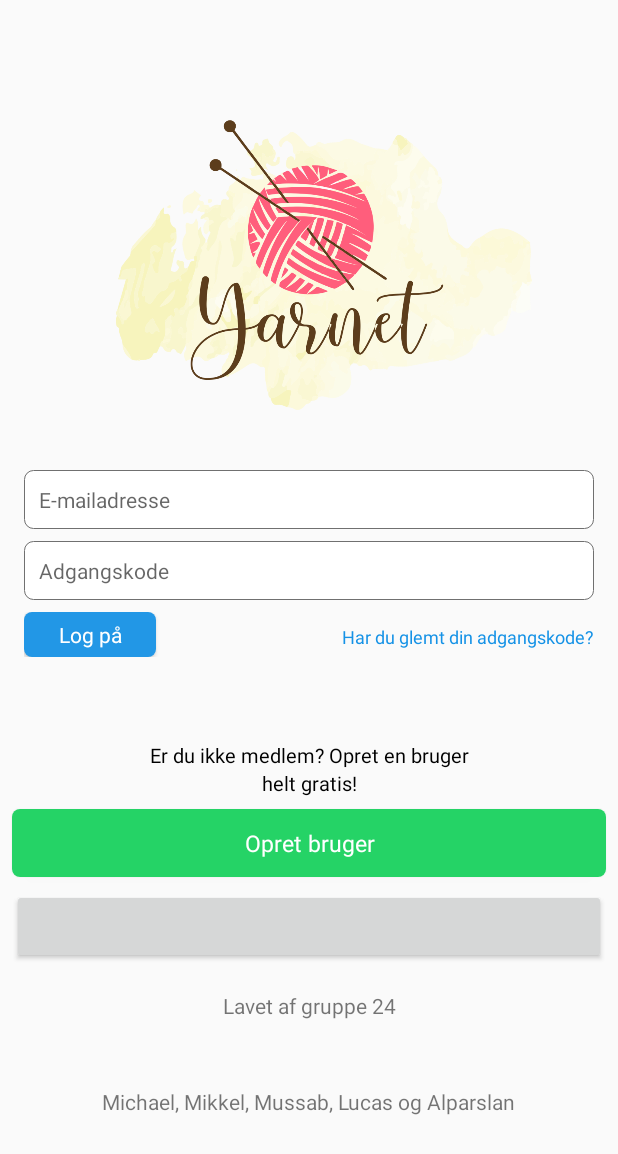
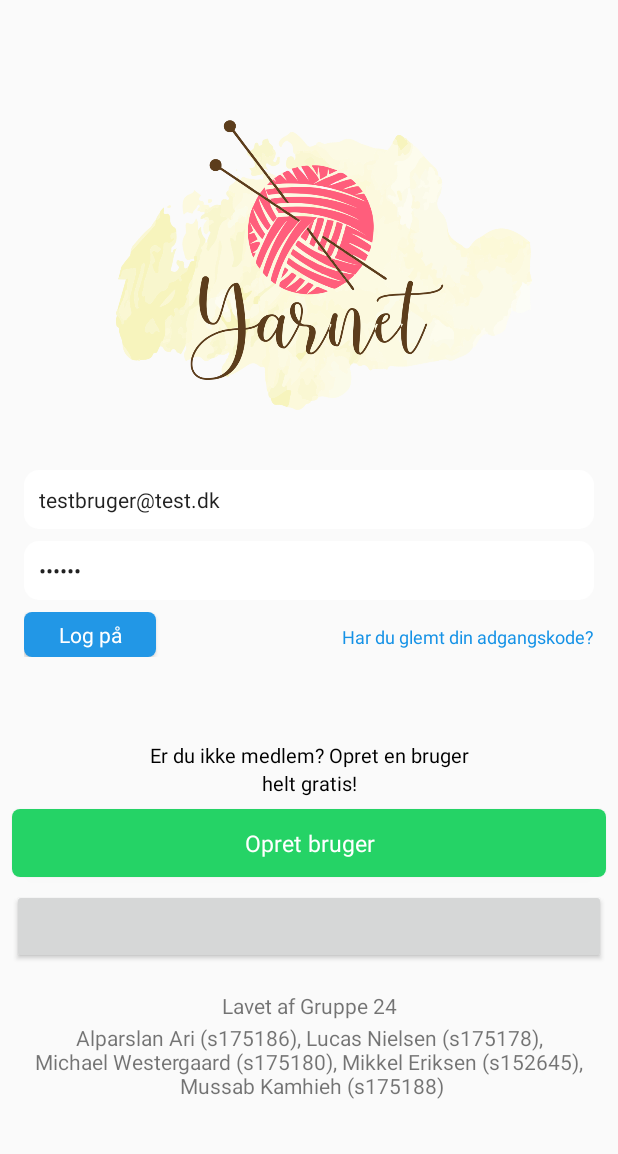
Before and after one commit to nordfalk/Yarnet, an Android app: the screen it shows after launch (LogInActivity), on a phone screen of 412 x 824 dp. Shown: the top 1154 px of the screen. Run offline under Robolectric (Android 15) with nearby library versions, the phone set to English and light mode, and no system bars; our stand-ins replace Firebase (no records; nobody signed in at launch, a user with empty details on screens opened directly); libraries missing offline, so code that uses them is left out: com.facebook, com.facebook.login; plain views replace LoginButton; Roboto replaces fonts that are not available here; 4 statements that could not run were skipped.

Commit message:
Fix af design, slet opskrift, og login

```diff
--- a/app/src/main/java/dk/michaelwestergaard/strikkehkleapp/Opskrift.java
+++ b/app/src/main/java/dk/michaelwestergaard/strikkehkleapp/Opskrift.java
@@ -413,6 +413,7 @@ public class Opskrift extends AppCompatActivity implements View.OnClickListener
                     if(deleted) {
                         Toast.makeText(getApplicationContext(), "Opskrift slettet!", Toast.LENGTH_SHORT).show();
                     }
+                    finish();
                 }
             });
             alertBuilderDelete.setNegativeButton("Annuller", new DialogInterface.OnClickListener() {
--- a/app/src/main/res/layout/activity_log_in.xml
+++ b/app/src/main/res/layout/activity_log_in.xml
@@ -23,7 +23,7 @@
 
             <android.support.constraint.ConstraintLayout
                 android:layout_width="match_parent"
-                android:layout_height="match_parent">
+                android:layout_height="wrap_content">
 
                 <EditText
                     android:id="@+id/input_email"
@@ -32,12 +32,13 @@
                     android:layout_marginStart="16dp"
                     android:layout_marginTop="40dp"
                     android:layout_marginEnd="16dp"
-                    android:background="@drawable/indtastfelt"
+                    android:background="@drawable/input_field_new"
                     android:ems="10"
                     android:fontFamily="@font/roboto"
                     android:hint="E-mailadresse"
                     android:inputType="textEmailAddress"
                     android:padding="10dp"
+                    android:text="testbruger@test.dk"
                     android:textSize="14sp"
                     app:layout_constraintEnd_toEndOf="parent"
                     app:layout_constraintHorizontal_bias="0.492"
@@ -51,12 +52,13 @@
                     android:layout_marginStart="16dp"
                     android:layout_marginTop="8dp"
                     android:layout_marginEnd="16dp"
-                    android:background="@drawable/indtastfelt"
+                    android:background="@drawable/input_field_new"
                     android:ems="10"
                     android:fontFamily="@font/roboto"
                     android:hint="Adgangskode"
                     android:inputType="textPassword"
                     android:padding="10dp"
+                    android:text="123456"
                     android:textSize="14sp"
                     app:layout_constraintEnd_toEndOf="parent"
                     app:layout_constraintHorizontal_bias="0.492"
@@ -84,9 +86,9 @@
                     android:id="@+id/textView2"
                     android:layout_width="wrap_content"
                     android:layout_height="0dp"
-                    android:layout_marginEnd="8dp"
                     android:layout_marginStart="8dp"
                     android:layout_marginTop="56dp"
+                    android:layout_marginEnd="8dp"
                     android:text="Er du ikke medlem? Opret en bruger"
                     android:textColor="#000000	"
                     android:textSize="13sp"
@@ -98,8 +100,8 @@
                     android:id="@+id/textView4"
                     android:layout_width="wrap_content"
                     android:layout_height="wrap_content"
+                    android:layout_marginStart="8dp"
                     android:layout_marginEnd="8dp"
-                    android:layout_marginStart="8dp"
                     android:text="helt gratis!"
                     android:textColor="#000000	"
                     android:textSize="13sp"
@@ -112,13 +114,13 @@
                     android:layout_width="0dp"
                     android:layout_height="wrap_content"
                     android:layout_gravity="center_horizontal"
-                    android:layout_marginEnd="8dp"
                     android:layout_marginStart="8dp"
                     android:layout_marginTop="8dp"
+                    android:layout_marginEnd="8dp"
+                    android:paddingLeft="15dp"
+                    android:paddingTop="15dp"
+                    android:paddingRight="15dp"
                     android:paddingBottom="15dp"
-                    android:paddingLeft="15dp"
-                    android:paddingRight="15dp"
-                    android:paddingTop="15dp"
                     app:layout_constraintEnd_toEndOf="parent"
                     app:layout_constraintStart_toStartOf="parent"
                     app:layout_constraintTop_toBottomOf="@+id/signup_btn" />
@@ -127,9 +129,9 @@
                     android:id="@+id/constraintLayout5"
                     android:layout_width="0dp"
                     android:layout_height="30dp"
-                    android:layout_marginEnd="16dp"
                     android:layout_marginStart="16dp"
                     android:layout_marginTop="8dp"
+                    android:layout_marginEnd="16dp"
                     app:layout_constraintEnd_toEndOf="parent"
                     app:layout_constraintStart_toStartOf="parent"
                     app:layout_constraintTop_toBottomOf="@+id/input_password">
@@ -186,20 +188,21 @@
                     android:layout_marginStart="8dp"
                     android:layout_marginTop="18dp"
                     android:layout_marginEnd="8dp"
-                    android:text="Lavet af gruppe 24"
+                    android:text="Lavet af Gruppe 24"
                     app:layout_constraintEnd_toEndOf="parent"
                     app:layout_constraintStart_toStartOf="parent"
                     app:layout_constraintTop_toBottomOf="@+id/buttonFacebookLogin" />
 
                 <TextView
                     android:id="@+id/textView19"
-                    android:layout_width="wrap_content"
+                    android:layout_width="0dp"
                     android:layout_height="wrap_content"
                     android:layout_marginStart="8dp"
                     android:layout_marginTop="2dp"
                     android:layout_marginEnd="8dp"
                     android:layout_marginBottom="38dp"
-                    android:text="Michael, Mikkel, Mussab, Lucas og Alparslan"
+                    android:text="Alparslan Ari (s175186), Lucas Nielsen (s175178),\n Michael Westergaard (s175180), Mikkel Eriksen (s152645), \n Mussab Kamhieh (s175188)"
+                    android:textAlignment="center"
                     app:layout_constraintBottom_toBottomOf="parent"
                     app:layout_constraintEnd_toEndOf="parent"
                     app:layout_constraintStart_toStartOf="parent"
--- a/app/src/main/res/layout/create_recipe_instruction_element.xml
+++ b/app/src/main/res/layout/create_recipe_instruction_element.xml
@@ -1,7 +1,6 @@
 <?xml version="1.0" encoding="utf-8"?>
 <android.support.constraint.ConstraintLayout xmlns:android="http://schemas.android.com/apk/res/android"
     xmlns:app="http://schemas.android.com/apk/res-auto"
-    xmlns:tools="http://schemas.android.com/tools"
     android:id="@+id/create_new_instruction_top_element"
     android:layout_width="match_parent"
     android:layout_height="wrap_content"
@@ -91,8 +90,8 @@
                 android:layout_marginTop="4dp"
                 android:layout_marginEnd="8dp"
                 android:layout_marginBottom="8dp"
-                android:background="@drawable/indtastfelt"
-                android:elevation="4dp"
+                android:background="@drawable/input_field_new"
+                android:elevation="3dp"
                 android:ems="10"
                 android:fontFamily="@font/roboto"
                 android:hint="Overskrift"
```
Also changed, not shown: app/src/main/res/layout/create_recipe_instruction_sub_element.xml (+3 -4 lines), app/src/main/res/layout/fragment_create_recipe_step_one.xml (+9 -5 lines), app/src/main/res/layout/recipe_new_field.xml (+3 -4 lines).
